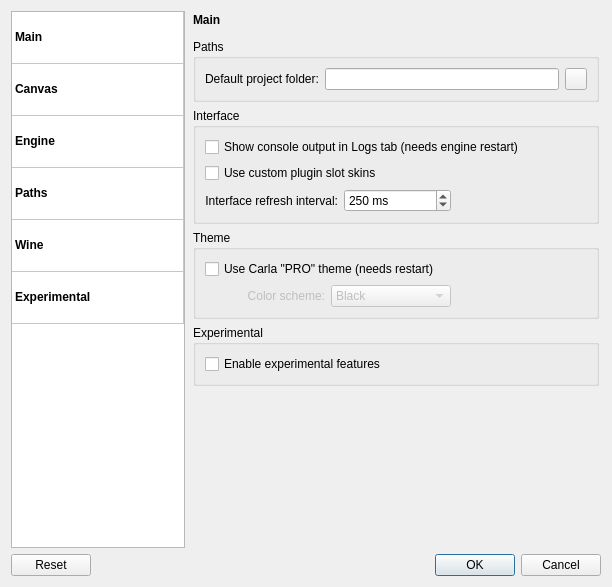
The window that resources/ui/carla_settings.ui (falkTX/Carla) describes before a commit, drawn with Qt 5.
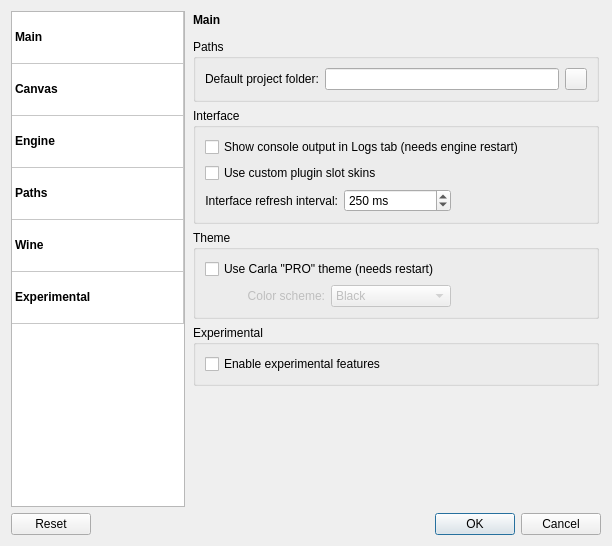
The same window after the commit. Icons and pictures are not drawn.

Commit message: Adjust settings size on init

```diff
--- a/resources/ui/carla_settings.ui
+++ b/resources/ui/carla_settings.ui
@@ -7,7 +7,7 @@
     <x>0</x>
     <y>0</y>
     <width>612</width>
-    <height>587</height>
+    <height>507</height>
    </rect>
   </property>
   <property name="minimumSize">
```
The commit also changes 1 other file.
